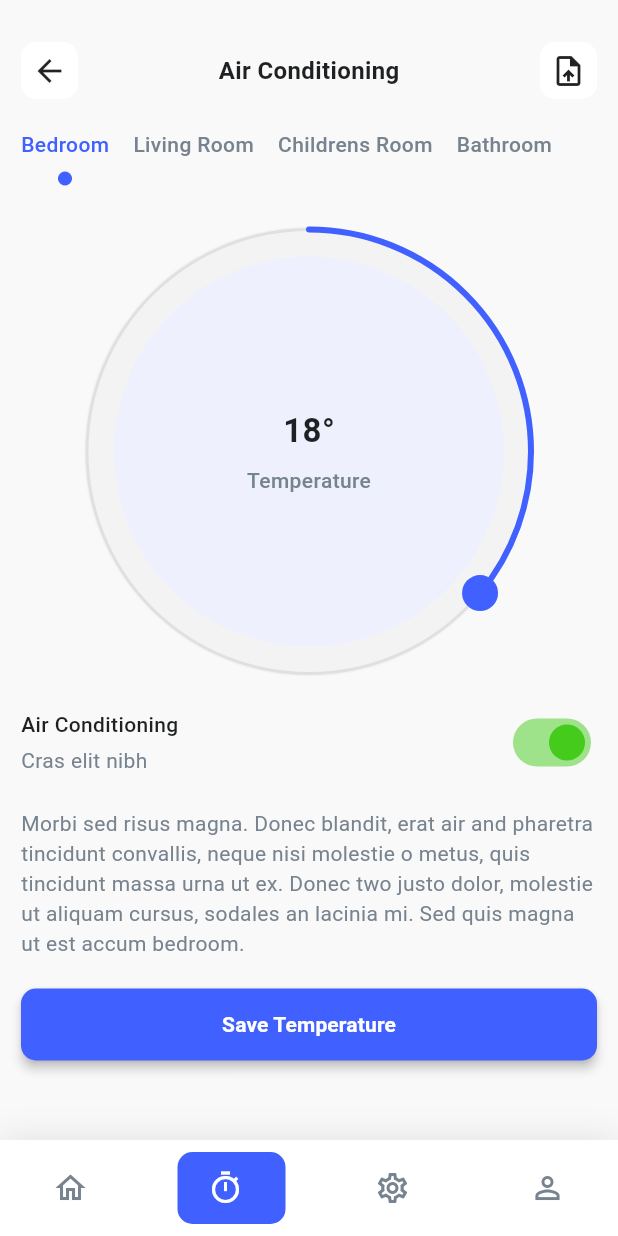
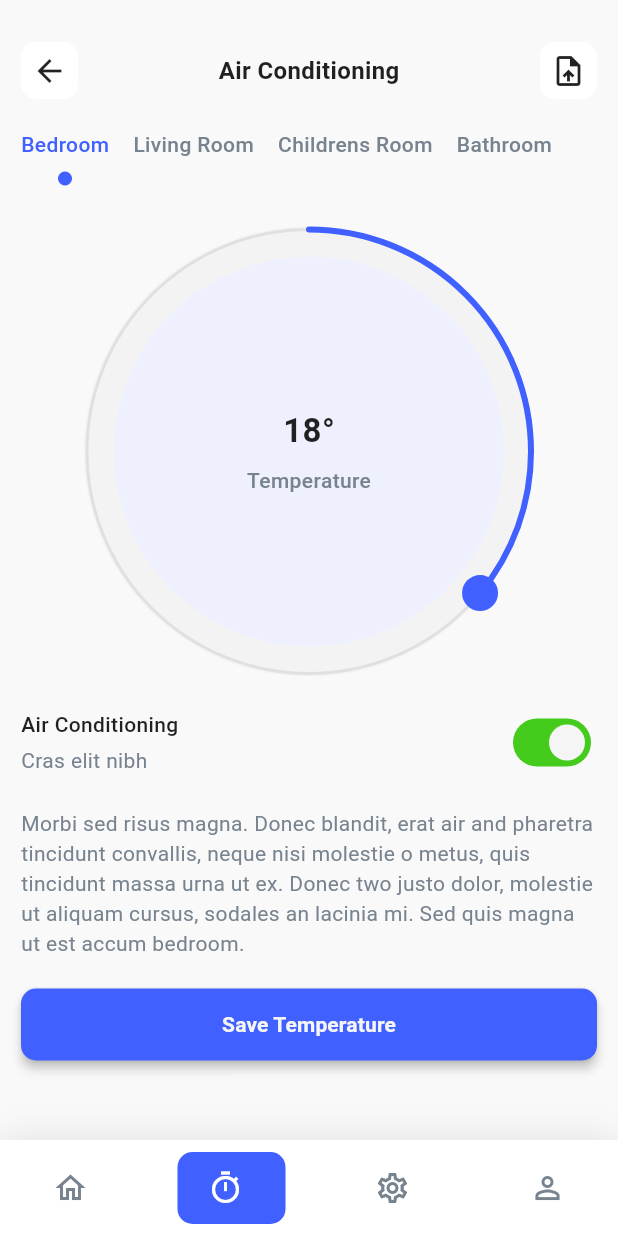
Before and after one commit to zam101/smart-home-app-only-ui, a Flutter app: the screen it shows after launch, item 2 of the bottom bar chosen, after a tap on "Save Temperature", on a phone screen of 412 x 824 dp. Run offline on Flutter 3.47's test engine with Material 3 defaults, Android fonts, the phone set to English and light mode, and no system bars; drawn by our look-alikes of google_nav_bar, sleek_circular_slider.

Commit message:
edited switch widget color

```diff
--- a/lib/pages/history_page.dart
+++ b/lib/pages/history_page.dart
@@ -174,10 +174,10 @@ class _HistoryPageState extends State<HistoryPage> {
                   mainAxisAlignment: MainAxisAlignment.spaceBetween,
                   crossAxisAlignment: CrossAxisAlignment.center,
                   children:[
-                    Column(
+                    const Column(
                       crossAxisAlignment: CrossAxisAlignment.start,
                       mainAxisAlignment: MainAxisAlignment.center,
-                      children:const [
+                      children:[
                         Text("Air Conditioning",style: TextStyle(color:primaryTextColor,fontSize: 14,fontWeight: FontWeight.w500),),
                         SizedBox(height:4),
                         Text("Cras elit nibh",style: TextStyle(color:secondaryTextColor,fontSize: 14,fontWeight: FontWeight.w400),)
@@ -186,7 +186,8 @@ class _HistoryPageState extends State<HistoryPage> {
                     Switch(
                       splashRadius: 0,
                       inactiveTrackColor: const Color(0xFFD1D1D1),
-                      activeColor:activeColor,
+                      activeColor:secondaryColor,
+                      activeTrackColor: activeColor,
                       value:airCond,
                       onChanged:(bool newValue){
                         setState(() {
@@ -220,7 +221,7 @@ class _HistoryPageState extends State<HistoryPage> {
                       shape:RoundedRectangleBorder(borderRadius: BorderRadius.circular(10))
 
                     ),
-                    child:const Text("Save Temperature",style:TextStyle(color:Colors.white,fontWeight: FontWeight.bold,fontSize: 14 )),
+                    child:const Text("Save Temperature",style:TextStyle(color:secondaryColor,fontWeight: FontWeight.bold,fontSize: 14 )),
                     onPressed: (){},
                     ),
                 ),
--- a/lib/pages/home_page.dart
+++ b/lib/pages/home_page.dart
@@ -17,7 +17,7 @@ class _HomePageState extends State<HomePage> {
       child: ConstrainedBox(
         //width:69,
         //height:78,
-        constraints: BoxConstraints(minWidth:69,maxWidth:90,minHeight:78,maxHeight: 78),
+        constraints: const BoxConstraints(minWidth:69,maxWidth:90,minHeight:78,maxHeight: 78),
         child:Column(
           mainAxisAlignment: MainAxisAlignment.spaceBetween,
           crossAxisAlignment: CrossAxisAlignment.center,
@@ -39,7 +39,7 @@ class _HomePageState extends State<HomePage> {
 
                 child: Icon(
                   icon,
-                  color: tabIndex == index ? Colors.white : secondaryTextColor,
+                  color: tabIndex == index ? secondaryColor : secondaryTextColor,
                   size:28
                   )
                 )
@@ -77,24 +77,24 @@ class _HomePageState extends State<HomePage> {
             children:[
               Icon(
                 icon,size:28,
-                color:devicesStatus[index] == true ? Colors.white : secondaryTextColor
+                color:devicesStatus[index] == true ? secondaryColor : secondaryTextColor
                 ),
               //SizedBox(height:14),
-              Spacer(),
+              const Spacer(),
               Text(
                 name,
                 style:TextStyle(
                   fontSize:14,
-                  color:devicesStatus[index] == true ? Colors.white : primaryTextColor,
+                  color:devicesStatus[index] == true ? secondaryColor : primaryTextColor,
                   fontWeight:FontWeight.w500
                   )
                 ),
-              SizedBox(height:7),
+              const SizedBox(height:7),
               Text(
                 value,
                 style:TextStyle(
                   fontSize:14,
-                  color:devicesStatus[index] == true ? Colors.white : secondaryTextColor,
+                  color:devicesStatus[index] == true ? secondaryColor : secondaryTextColor,
                   fontWeight:FontWeight.w400
                   )
                 ),
@@ -102,8 +102,9 @@ class _HomePageState extends State<HomePage> {
               //Spacer(),
               Switch(
                 splashRadius: 0,
-                inactiveTrackColor: Color(0xFFD1D1D1),
-                activeColor:activeColor,
+                inactiveTrackColor: const Color(0xFFD1D1D1),
+                activeColor:secondaryColor,
+                activeTrackColor: activeColor,
                 value:devicesStatus[index],
                 onChanged:(bool newValue){
                   setState(() {
@@ -120,7 +121,7 @@ class _HomePageState extends State<HomePage> {
   Widget room(){
     return Column(
       children:[
-        Row(
+        const Row(
           mainAxisAlignment: MainAxisAlignment.spaceBetween,
           crossAxisAlignment: CrossAxisAlignment.center,
           children:[
@@ -128,13 +129,13 @@ class _HomePageState extends State<HomePage> {
             Icon(Icons.add,size:24)
           ]
         ),
-        SizedBox(height:20),
+        const SizedBox(height:20),
         Expanded(
           child: SingleChildScrollView(
             child: GridView(
               shrinkWrap: true,
             gridDelegate: SliverGridDelegateWithFixedCrossAxisCount(
-              crossAxisCount: ((MediaQuery.of(context).size.width - 28)/185).toInt() ,
+              crossAxisCount: ((MediaQuery.of(context).size.width - 28)~/185).toInt() ,
               crossAxisSpacing: 14,
               mainAxisSpacing: 14,
             ),
@@ -151,7 +152,7 @@ class _HomePageState extends State<HomePage> {
       ),
           ),
         ),
-       SizedBox(height:14)
+       const SizedBox(height:14)
       ]
     );
   }
@@ -165,7 +166,7 @@ class _HomePageState extends State<HomePage> {
           mainAxisAlignment: MainAxisAlignment.start,
           crossAxisAlignment: CrossAxisAlignment.start,
           children:[
-            SizedBox(
+            const SizedBox(
               height:28
               ),
             Row(
@@ -180,7 +181,7 @@ class _HomePageState extends State<HomePage> {
                       color:secondaryBgColor,
                       borderRadius: BorderRadius.circular(10)
                     ),
-                    child:Icon(Icons.menu)
+                    child:const Icon(Icons.menu)
                   )
                 ),
                 InkWell(
@@ -191,14 +192,14 @@ class _HomePageState extends State<HomePage> {
                       color:secondaryBgColor,
                       borderRadius: BorderRadius.circular(10)
                     ),
-                    child:Icon(Icons.notifications_outlined)
+                    child:const Icon(Icons.notifications_outlined)
                   )
                 ),
 
               ]
             ),
-            SizedBox(height:20),
-            Text(
+            const SizedBox(height:20),
+            const Text(
               "16 July 2021",
               style:TextStyle(
                 fontSize: 16,
@@ -206,7 +207,7 @@ class _HomePageState extends State<HomePage> {
                 color:primaryTextColor,
               )
             ),
-            SizedBox(
+            const SizedBox(
               height:20
             ),
             Container(
@@ -223,7 +224,7 @@ class _HomePageState extends State<HomePage> {
                 ]
               ),
             ),
-            SizedBox(height:25),
+            const SizedBox(height:25),
             Expanded(child: room())
 
           ]
```
Also changed, not shown: lib/pages/profile.dart (+13 -12 lines), pubspec.lock, 1 other file.
